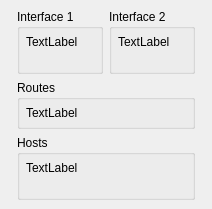
The window that src/VMTD/VMTD/engine/VMTDConfiguratorForm.ui (ekushko/qt-vxlan-mtd-old) describes before a commit, drawn with Qt 5.
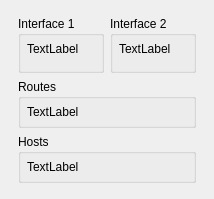
The same window after the commit. Icons and pictures are not drawn.

Diff of the .ui file:
```diff
--- a/src/VMTD/VMTD/engine/VMTDConfiguratorForm.ui
+++ b/src/VMTD/VMTD/engine/VMTDConfiguratorForm.ui
@@ -6,14 +6,18 @@
    <rect>
     <x>0</x>
     <y>0</y>
-    <width>212</width>
-    <height>209</height>
+    <width>214</width>
+    <height>199</height>
    </rect>
   </property>
   <property name="windowTitle">
    <string>Form</string>
   </property>
-  <layout class="QHBoxLayout" name="horizontalLayout_2">
+  <property name="windowIcon">
+   <iconset resource="../../resources/VMTDResources.qrc">
+    <normaloff>:/favicon.ico</normaloff>:/favicon.ico</iconset>
+  </property>
+  <layout class="QHBoxLayout" name="horizontalLayout">
    <property name="spacing">
     <number>0</number>
    </property>
@@ -43,7 +47,25 @@
     </spacer>
    </item>
    <item>
-    <widget class="QWidget" name="w" native="true">
+    <layout class="QVBoxLayout" name="vl_1">
+     <property name="spacing">
+      <number>0</number>
+     </property>
+     <item>
+      <spacer name="_3">
+       <property name="orientation">
+        <enum>Qt::Vertical</enum>
+       </property>
+       <property name="sizeHint" stdset="0">
+        <size>
+         <width>20</width>
+         <height>40</height>
+        </size>
+       </property>
+      </spacer>
+     </item>
+     <item>
+      <widget class="QWidget" name="w_1" native="true">
      <layout class="QVBoxLayout" name="verticalLayout_5">
       <property name="leftMargin">
        <number>9</number>
@@ -168,19 +190,6 @@
            </property>
           </widget>
          </item>
-         <item>
-          <spacer name="_3">
-           <property name="orientation">
-            <enum>Qt::Vertical</enum>
-           </property>
-           <property name="sizeHint" stdset="0">
-            <size>
-             <width>20</width>
-             <height>0</height>
-            </size>
-           </property>
-          </spacer>
-         </item>
         </layout>
        </widget>
       </item>
@@ -209,6 +218,12 @@
            </property>
           </widget>
          </item>
+          </layout>
+         </widget>
+        </item>
+       </layout>
+      </widget>
+     </item>
          <item>
           <spacer name="_4">
            <property name="orientation">
@@ -223,10 +238,6 @@
           </spacer>
          </item>
         </layout>
-       </widget>
-      </item>
-     </layout>
-    </widget>
    </item>
    <item>
     <spacer name="_2">
```
Left out of the diff: 4 changed lines with no effect on the pictures. Lines whose indentation alone changed are shown as unchanged.
